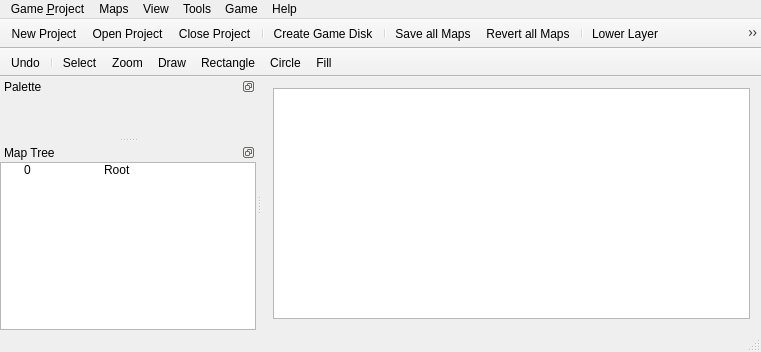
Old version of the form src/mainwindow.ui in the repository EasyRPG/Editor.
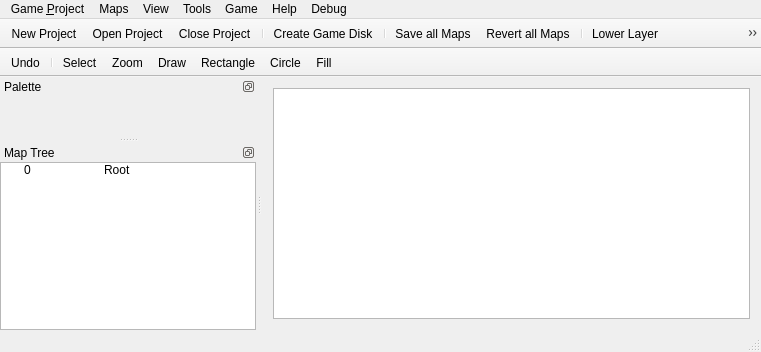
New version of the form. Icons and pictures are not drawn.

Commit message:
Add a ChipSet cache viewer to debug ChipSet generation.
Known issues: looks like some tiles are not well created, and most of them are repeated.

```diff
--- a/src/mainwindow.ui
+++ b/src/mainwindow.ui
@@ -107,12 +107,19 @@
     <addaction name="actionPalete"/>
     <addaction name="actionMap_Tree"/>
    </widget>
+   <widget class="QMenu" name="menuDebug">
+    <property name="title">
+     <string>Debug</string>
+    </property>
+    <addaction name="actionChipset"/>
+   </widget>
    <addaction name="menuGame"/>
    <addaction name="menuMaps"/>
    <addaction name="menuView"/>
    <addaction name="menuTools"/>
    <addaction name="menuGame_2"/>
    <addaction name="menuHelp"/>
+   <addaction name="menuDebug"/>
   </widget>
   <widget class="QToolBar" name="mainToolBar">
    <property name="movable">
```
Left out of the diff: 9 changed lines with no effect on the pictures. The commit also changes 4 other files.
